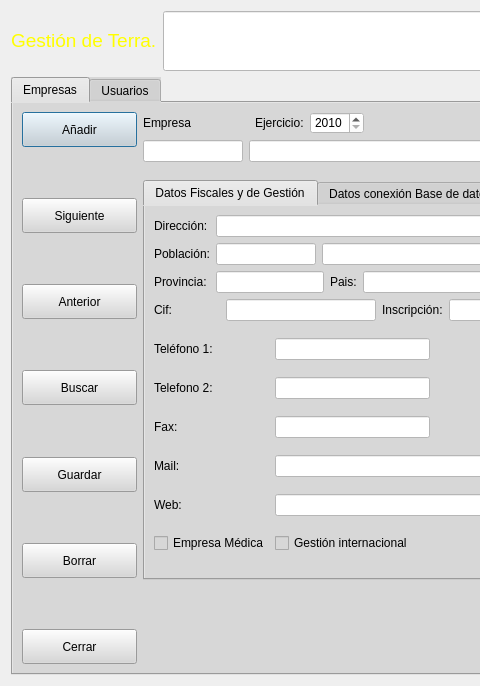
Qt form Zona_Administrador/frmempresas.ui (arcnexus/RedFoX) before a commit; both pictures show x 0 to 480 and y 0 to 686 of the 1070 by 686 pixel window.
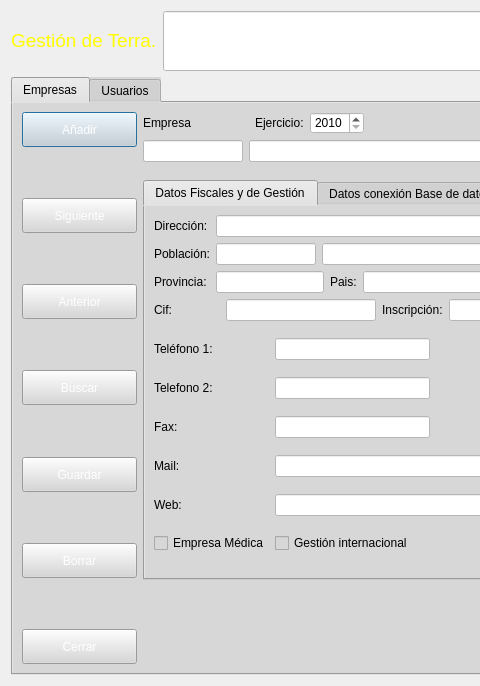
The same form after that commit. Icons and pictures are not drawn.

Commit message: Color Botones formularios - otros cambios menores -

What changed in the file:
```diff
--- a/Zona_Administrador/frmempresas.ui
+++ b/Zona_Administrador/frmempresas.ui
@@ -174,6 +174,10 @@
              <height>16777215</height>
             </size>
            </property>
+           <property name="styleSheet">
+            <string notr="true">QPushButton:disabled{color: 0; }
+QPushButton:enabled{color: rgb(255,255,255); }</string>
+           </property>
            <property name="text">
             <string>Añadir</string>
            </property>
@@ -209,6 +213,10 @@
              <height>16777215</height>
             </size>
            </property>
+           <property name="styleSheet">
+            <string notr="true">QPushButton:disabled{color: 0; }
+QPushButton:enabled{color: rgb(255,255,255); }</string>
+           </property>
            <property name="text">
             <string>Siguiente</string>
            </property>
@@ -244,6 +252,10 @@
              <height>16777215</height>
             </size>
            </property>
+           <property name="styleSheet">
+            <string notr="true">QPushButton:disabled{color: 0; }
+QPushButton:enabled{color: rgb(255,255,255); }</string>
+           </property>
            <property name="text">
             <string>Anterior</string>
            </property>
@@ -279,6 +291,10 @@
              <height>16777215</height>
             </size>
            </property>
+           <property name="styleSheet">
+            <string notr="true">QPushButton:disabled{color: 0; }
+QPushButton:enabled{color: rgb(255,255,255); }</string>
+           </property>
            <property name="text">
             <string>Buscar</string>
            </property>
@@ -314,6 +330,10 @@
              <height>16777215</height>
             </size>
            </property>
+           <property name="styleSheet">
+            <string notr="true">QPushButton:disabled{color: 0; }
+QPushButton:enabled{color: rgb(255,255,255); }</string>
+           </property>
            <property name="text">
             <string>Borrar</string>
            </property>
@@ -349,6 +369,10 @@
              <height>16777215</height>
             </size>
            </property>
+           <property name="styleSheet">
+            <string notr="true">QPushButton:disabled{color: 0; }
+QPushButton:enabled{color: rgb(255,255,255); }</string>
+           </property>
            <property name="text">
             <string>Guardar</string>
            </property>
@@ -384,6 +408,10 @@
              <height>16777215</height>
             </size>
            </property>
+           <property name="styleSheet">
+            <string notr="true">QPushButton:disabled{color: 0; }
+QPushButton:enabled{color: rgb(255,255,255); }</string>
+           </property>
            <property name="text">
             <string>Cerrar</string>
            </property>
```
Left out of the diff: 6 changed lines with no effect on the pictures. The commit also changes 25 other files.
